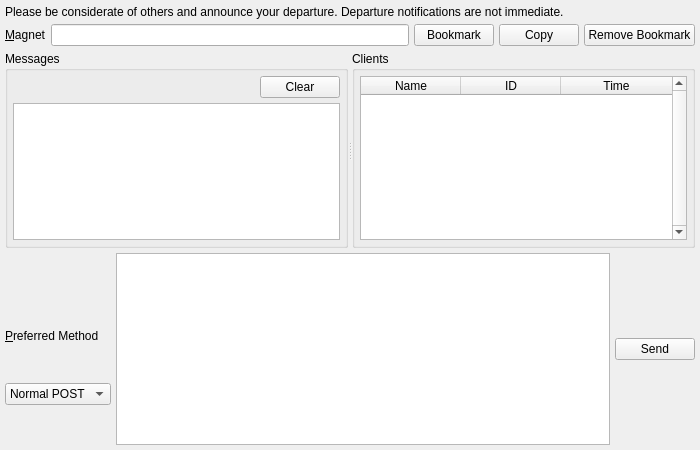
Before: the Qt Designer form UI/buzzpage.ui in xloem/spot-on-svn, drawn with Qt 5.
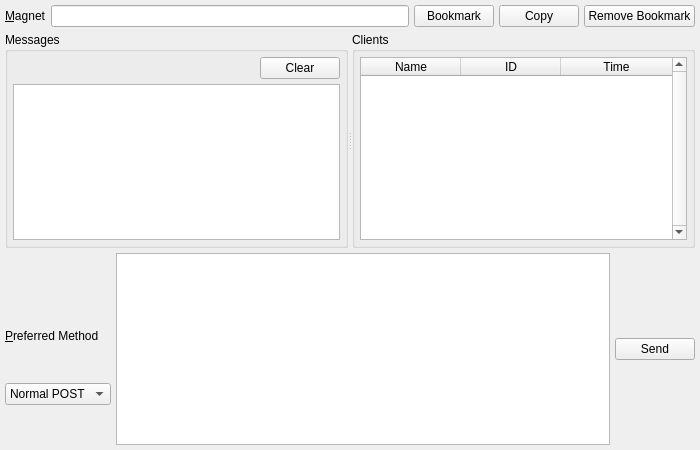
After: the same form once the commit is applied. Custom widgets are drawn as their Qt base class.

Diff of the .ui file:
```diff
--- a/UI/buzzpage.ui
+++ b/UI/buzzpage.ui
@@ -20,22 +20,6 @@
    <property name="margin">
     <number>5</number>
    </property>
-   <item>
-    <widget class="QLabel" name="label_2">
-     <property name="sizePolicy">
-      <sizepolicy hsizetype="Preferred" vsizetype="Fixed">
-       <horstretch>0</horstretch>
-       <verstretch>0</verstretch>
-      </sizepolicy>
-     </property>
-     <property name="text">
-      <string>Please be considerate of others and announce your departure. Departure notifications are not immediate.</string>
-     </property>
-     <property name="wordWrap">
-      <bool>true</bool>
-     </property>
-    </widget>
-   </item>
    <item>
     <layout class="QHBoxLayout" name="horizontalLayout">
      <property name="spacing">
```
